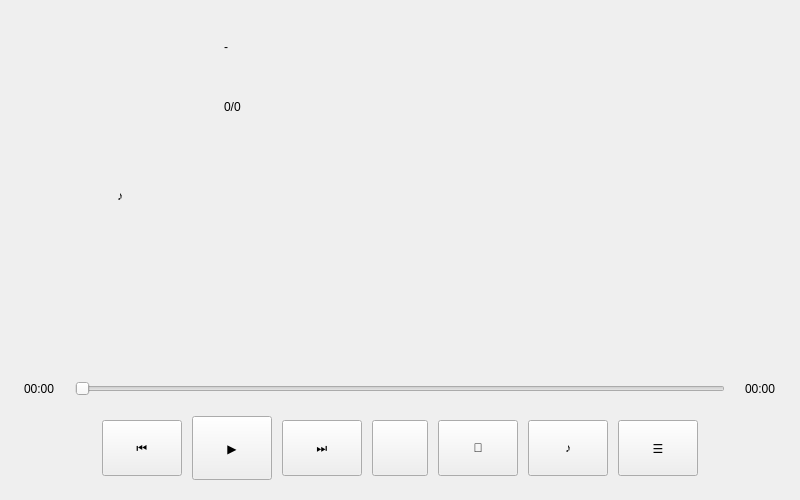
Attention-C7/MusicPlayer, file playwidget.ui: the form before one commit.
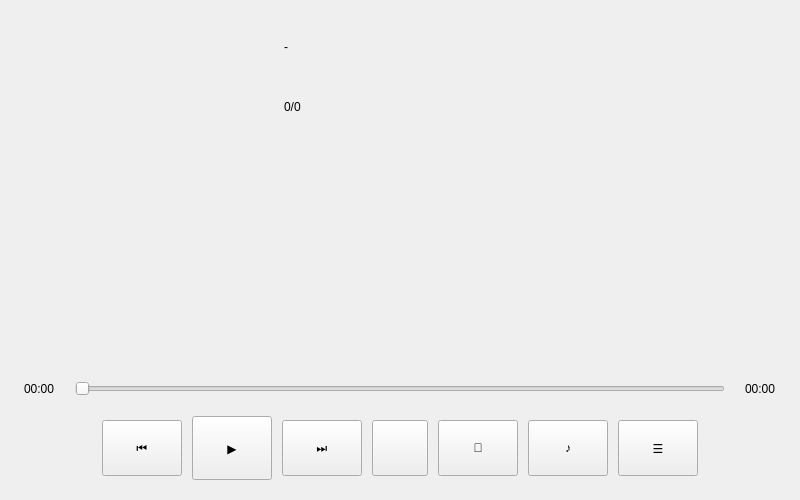
The form after the commit. Custom widgets are drawn as their Qt base class.

Commit message: feat: vinyl turntable album art with rotation while playing

```diff
--- a/playwidget.ui
+++ b/playwidget.ui
@@ -47,7 +47,7 @@
       <number>24</number>
      </property>
      <item>
-      <widget class="QLabel" name="lbl_albumArt">
+      <widget class="TurntableAlbumWidget" name="turntableAlbum">
        <property name="sizePolicy">
         <sizepolicy hsizetype="Fixed" vsizetype="Fixed">
          <horstretch>0</horstretch>
@@ -56,22 +56,16 @@
        </property>
        <property name="minimumSize">
         <size>
-         <width>160</width>
-         <height>160</height>
+         <width>220</width>
+         <height>220</height>
         </size>
        </property>
        <property name="maximumSize">
         <size>
-         <width>160</width>
-         <height>160</height>
+         <width>220</width>
+         <height>220</height>
         </size>
        </property>
-       <property name="text">
-        <string>♪</string>
-       </property>
-       <property name="alignment">
-        <set>Qt::AlignCenter</set>
-       </property>
       </widget>
      </item>
      <item>
@@ -282,6 +276,13 @@
    </item>
   </layout>
  </widget>
+ <customwidgets>
+  <customwidget>
+   <class>TurntableAlbumWidget</class>
+   <extends>QWidget</extends>
+   <header>turntablealbumwidget.h</header>
+  </customwidget>
+ </customwidgets>
  <resources/>
  <connections/>
 </ui>
```
The commit also changes 5 other files.
